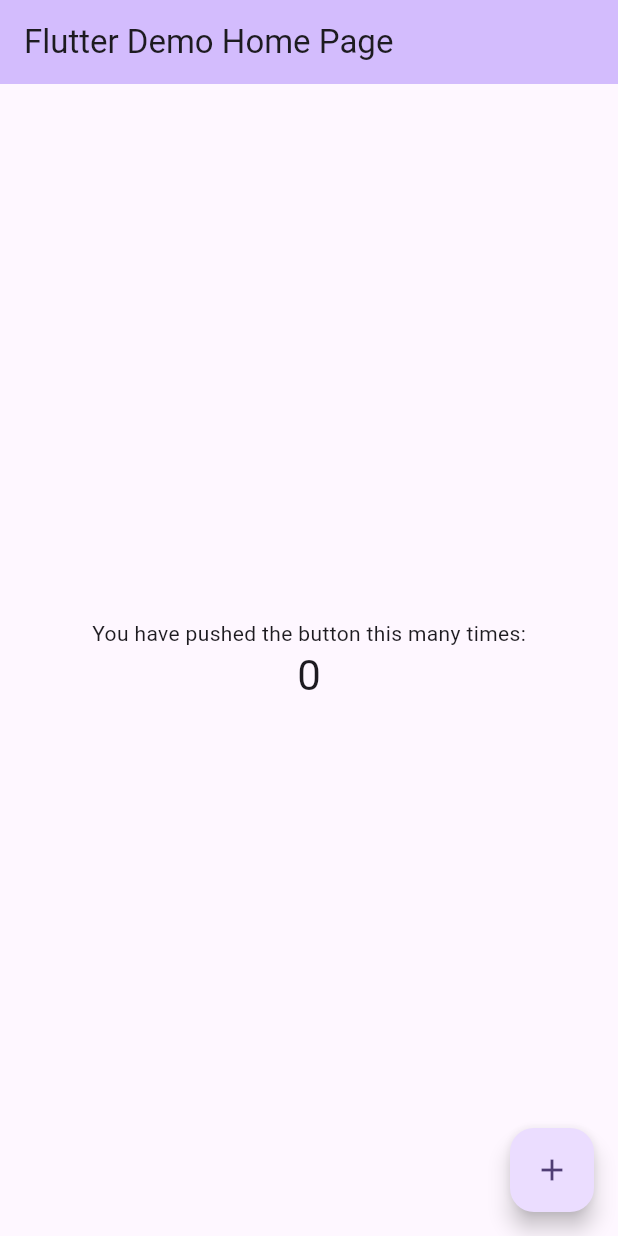
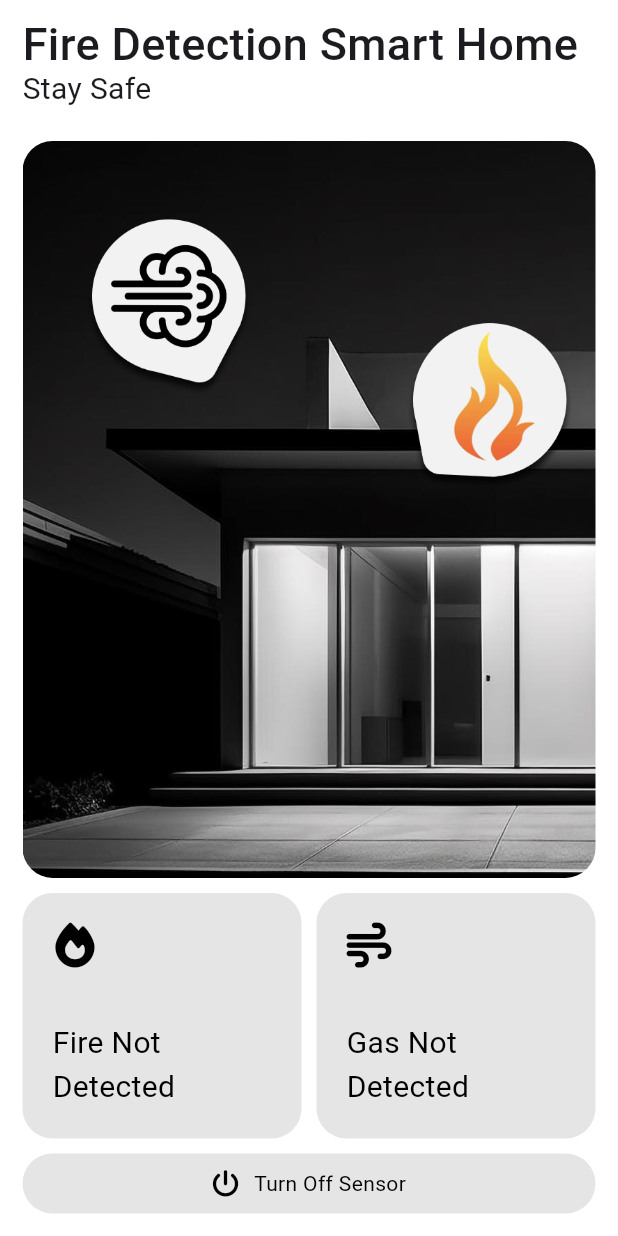
Before and after one commit to student-unhas/kiplih-jum, a Flutter app: the screen it shows after launch, on a phone screen of 412 x 824 dp. Run offline on Flutter 3.47's test engine with Material 3 defaults, Android fonts, the phone set to English and light mode, and no system bars; our stand-ins replace firebase_core, firebase_messaging, flutter_local_notifications, font_awesome_flutter; accounts and stored records are empty.

Commit message:
update view

```diff
--- /dev/null
+++ b/lib/home.dart
@@ -0,0 +1,146 @@
+import 'package:flutter/material.dart';
+import 'package:font_awesome_flutter/font_awesome_flutter.dart';
+
+class Home extends StatefulWidget {
+  const Home({super.key});
+
+  @override
+  State<Home> createState() => _HomeState();
+}
+
+class _HomeState extends State<Home> {
+  bool on = true;
+  @override
+  Widget build(BuildContext context) {
+    return Scaffold(
+      backgroundColor: Colors.white,
+      body: SafeArea(
+        child: Padding(
+          padding: const EdgeInsets.all(15.0),
+          child: Column(
+            crossAxisAlignment: CrossAxisAlignment.start,
+            children: [
+              const Text(
+                "Fire Detection Smart Home",
+                style: TextStyle(
+                    fontSize: 30, height: 1, fontWeight: FontWeight.w500),
+              ),
+              const Text(
+                "Stay Safe",
+                style: TextStyle(
+                  fontSize: 20,
+                ),
+              ),
+              const SizedBox(
+                height: 20,
+              ),
+              Expanded(
+                  flex: 6,
+                  child: ClipRRect(
+                      borderRadius: BorderRadius.circular(20.0),
+                      child: Image.asset(
+                        "assets/img2.png",
+                        width: double.infinity,
+                        height: double.infinity,
+                        fit: BoxFit.cover,
+                      ))),
+              const SizedBox(
+                height: 10,
+              ),
+              Expanded(
+                  flex: 2,
+                  child: Row(
+                    children: [
+                      Cards(
+                        icon: FontAwesomeIcons.fire,
+                        on: on,
+                        status: "Fire Not Detected",
+                      ),
+                      const SizedBox(
+                        width: 10,
+                      ),
+                      Cards(
+                        icon: FontAwesomeIcons.wind,
+                        on: on,
+                        status: "Gas Not Detected",
+                      ),
+                    ],
+                  )),
+              InkWell(
+                onTap: () {
+                  setState(() {
+                    on = !on;
+                  });
+                },
+                child: Container(
+                  margin: const EdgeInsets.only(top: 10),
+                  height: 40,
+                  decoration: BoxDecoration(
+                      color: on == true
+                          ? Colors.black.withOpacity(.1)
+                          : const Color(0xff0A0A0A),
+                      borderRadius: BorderRadius.circular(20)),
+                  child: Row(
+                    mainAxisAlignment: MainAxisAlignment.center,
+                    children: [
+                      Icon(
+                        FontAwesomeIcons.powerOff,
+                        size: 18,
+                        color: on == true ? Colors.black : Colors.white,
+                      ),
+                      const SizedBox(
+                        width: 10,
+                      ),
+                      Text(
+                        on == true ? "Turn Off Sensor" : "Turn On Sensor",
+                        style: TextStyle(
+                            color: on == true ? Colors.black : Colors.white),
+                      )
+                    ],
+                  ),
+                ),
+              ),
+            ],
+          ),
+        ),
+      ),
+    );
+  }
+}
+
+class Cards extends StatelessWidget {
+  final bool? on;
+  final IconData? icon;
+  final String? status;
+  const Cards({super.key, this.icon, this.on, this.status});
+
+  @override
+  Widget build(BuildContext context) {
+    return Expanded(
+      child: Container(
+        width: double.infinity,
+        height: double.infinity,
+        padding: const EdgeInsets.all(20),
+        decoration: BoxDecoration(
+            color: on == true
+                ? Colors.black.withOpacity(.1)
+                : const Color(0xff0A0A0A),
+            borderRadius: BorderRadius.circular(20)),
+        child: Column(
+          crossAxisAlignment: CrossAxisAlignment.start,
+          children: [
+            Icon(icon,
+                size: 30, color: on == true ? Colors.black : Colors.white),
+            const Spacer(),
+            Text(
+              status ?? "",
+              style: TextStyle(
+                  fontSize: 20,
+                  color: on == true ? Colors.black : Colors.white),
+            )
+          ],
+        ),
+      ),
+    );
+  }
+}
--- a/lib/main.dart
+++ b/lib/main.dart
@@ -4,6 +4,7 @@
 import 'package:flutter/material.dart';
 import 'package:flutter_local_notifications/flutter_local_notifications.dart';
 import 'package:kiplih_jum/firebase_options.dart';
+import 'package:kiplih_jum/home.dart';
 
 Future<void> _firebaseMessagingBackgroundHandler(RemoteMessage message) async {
   print('Handling a background message ${message.messageId}');
@@ -53,120 +54,8 @@
 
 class MyApp extends StatelessWidget {
   const MyApp({super.key});
-
-  // This widget is the root of your application.
   @override
   Widget build(BuildContext context) {
-    return MaterialApp(
-      title: 'Flutter Demo',
-      theme: ThemeData(
-        // This is the theme of your application.
-        //
-        // TRY THIS: Try running your application with "flutter run". You'll see
-        // the application has a blue toolbar. Then, without quitting the app,
-        // try changing the seedColor in the colorScheme below to Colors.green
-        // and then invoke "hot reload" (save your changes or press the "hot
-        // reload" button in a Flutter-supported IDE, or press "r" if you used
-        // the command line to start the app).
-        //
-        // Notice that the counter didn't reset back to zero; the application
-        // state is not lost during the reload. To reset the state, use hot
-        // restart instead.
-        //
-        // This works for code too, not just values: Most code changes can be
-        // tested with just a hot reload.
-        colorScheme: ColorScheme.fromSeed(seedColor: Colors.deepPurple),
-        useMaterial3: true,
-      ),
-      home: const MyHomePage(title: 'Flutter Demo Home Page'),
-    );
+    return const MaterialApp(debugShowCheckedModeBanner: false, home: Home());
   }
 }
-
-class MyHomePage extends StatefulWidget {
-  const MyHomePage({super.key, required this.title});
-
-  // This widget is the home page of your application. It is stateful, meaning
-  // that it has a State object (defined below) that contains fields that affect
-  // how it looks.
-
-  // This class is the configuration for the state. It holds the values (in this
-  // case the title) provided by the parent (in this case the App widget) and
-  // used by the build method of the State. Fields in a Widget subclass are
-  // always marked "final".
-
-  final String title;
-
-  @override
-  State<MyHomePage> createState() => _MyHomePageState();
-}
-
-class _MyHomePageState extends State<MyHomePage> {
-  int _counter = 0;
-
-  void _incrementCounter() {
-    setState(() {
-      // This call to setState tells the Flutter framework that something has
-      // changed in this State, which causes it to rerun the build method below
-      // so that the display can reflect the updated values. If we changed
-      // _counter without calling setState(), then the build method would not be
-      // called again, and so nothing would appear to happen.
-      _counter++;
-    });
-  }
-
-  @override
-  Widget build(BuildContext context) {
-    // This method is rerun every time setState is called, for instance as done
-    // by the _incrementCounter method above.
-    //
-    // The Flutter framework has been optimized to make rerunning build methods
-    // fast, so that you can just rebuild anything that needs updating rather
-    // than having to individually change instances of widgets.
-    return Scaffold(
-      appBar: AppBar(
-        // TRY THIS: Try changing the color here to a specific color (to
-        // Colors.amber, perhaps?) and trigger a hot reload to see the AppBar
-        // change color while the other colors stay the same.
-        backgroundColor: Theme.of(context).colorScheme.inversePrimary,
-        // Here we take the value from the MyHomePage object that was created by
-        // the App.build method, and use it to set our appbar title.
-        title: Text(widget.title),
-      ),
-      body: Center(
-        // Center is a layout widget. It takes a single child and positions it
-        // in the middle of the parent.
-        child: Column(
-          // Column is also a layout widget. It takes a list of children and
-          // arranges them vertically. By default, it sizes itself to fit its
-          // children horizontally, and tries to be as tall as its parent.
-          //
-          // Column has various properties to control how it sizes itself and
-          // how it positions its children. Here we use mainAxisAlignment to
-          // center the children vertically; the main axis here is the vertical
-          // axis because Columns are vertical (the cross axis would be
-          // horizontal).
-          //
-          // TRY THIS: Invoke "debug painting" (choose the "Toggle Debug Paint"
-          // action in the IDE, or press "p" in the console), to see the
-          // wireframe for each widget.
-          mainAxisAlignment: MainAxisAlignment.center,
-          children: <Widget>[
-            const Text(
-              'You have pushed the button this many times:',
-            ),
-            Text(
-              '$_counter',
-              style: Theme.of(context).textTheme.headlineMedium,
-            ),
-          ],
-        ),
-      ),
-      floatingActionButton: FloatingActionButton(
-        onPressed: _incrementCounter,
-        tooltip: 'Increment',
-        child: const Icon(Icons.add),
-      ), // This trailing comma makes auto-formatting nicer for build methods.
-    );
-  }
-}
```
Also changed, not shown: pubspec.yaml (+5 -6 lines), assets/img.png (added), assets/img2.png (added), pubspec.lock.
